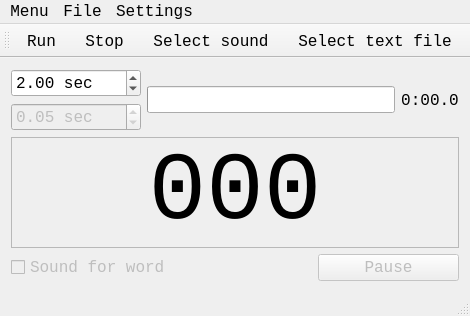
Before: the Qt Designer form Timer/TimerMainWindow.ui in pestOO/AdvancedClub, drawn with Qt 5.
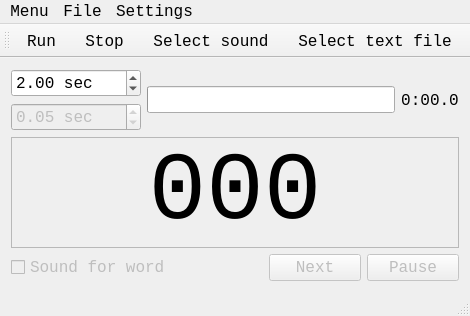
After: the same form once the commit is applied.

Commit message: *add next button to UI + logics *update translation

```diff
--- a/Timer/TimerMainWindow.ui
+++ b/Timer/TimerMainWindow.ui
@@ -137,7 +137,7 @@
      </widget>
     </item>
     <item>
-     <layout class="QHBoxLayout" name="horizontalLayout_2" stretch="1,1,1">
+     <layout class="QHBoxLayout" name="horizontalLayout_2" stretch="1,1,1,1">
       <item>
        <widget class="QCheckBox" name="checkBoxSoundForWord">
         <property name="enabled">
@@ -167,6 +167,16 @@
         </property>
        </spacer>
       </item>
+      <item>
+       <widget class="QPushButton" name="buttonNext">
+        <property name="enabled">
+         <bool>false</bool>
+        </property>
+        <property name="text">
+         <string>Next</string>
+        </property>
+       </widget>
+      </item>
       <item>
        <widget class="QPushButton" name="buttonPause">
         <property name="enabled">
```
The commit also changes 4 other files.
